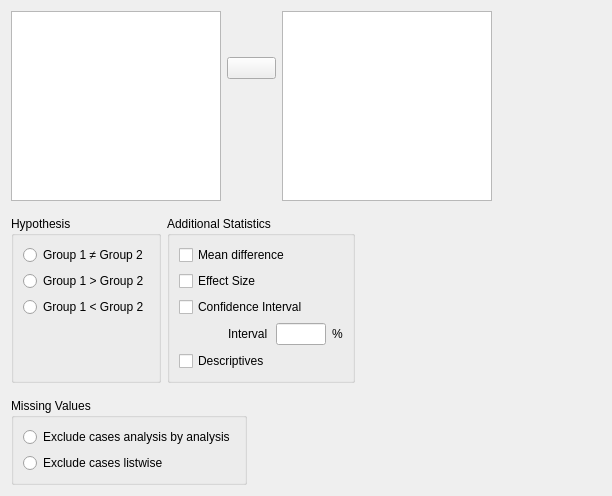
jasp-stats/jasp-desktop, file JASP-Desktop/analysisforms/ttestpairedsamplesform.ui: the form before one commit.
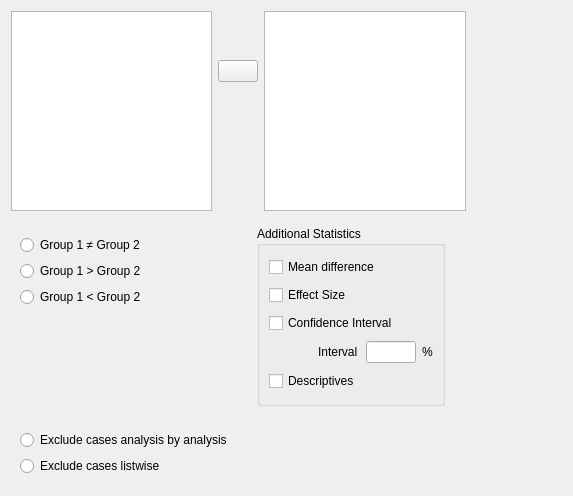
The form after the commit. Custom widgets are drawn as their Qt base class.

```diff
--- a/JASP-Desktop/analysisforms/ttestpairedsamplesform.ui
+++ b/JASP-Desktop/analysisforms/ttestpairedsamplesform.ui
@@ -6,7 +6,7 @@
    <rect>
     <x>0</x>
     <y>0</y>
-    <width>612</width>
+    <width>555</width>
     <height>496</height>
    </rect>
   </property>
@@ -15,12 +15,12 @@
   </property>
   <layout class="QGridLayout" name="gridLayout_7">
    <item row="4" column="0">
-    <widget class="BoundGroupBox" name="missingValues">
-     <property name="title">
+    <widget class="BoundGroupBox" name="missingValues" native="true">
+     <property name="title" stdset="0">
       <string>Missing Values</string>
      </property>
-     <property name="flat">
-      <bool>true</bool>
+     <property name="flat" stdset="0">
+      <bool>false</bool>
      </property>
      <layout class="QGridLayout" name="gridLayout_6">
       <item row="0" column="0">
@@ -185,12 +185,18 @@
        <number>0</number>
       </property>
       <item row="0" column="0" rowspan="2">
-       <widget class="BoundGroupBox" name="hypothesis">
-        <property name="title">
+       <widget class="BoundGroupBox" name="hypothesis" native="true">
+        <property name="minimumSize">
+         <size>
+          <width>240</width>
+          <height>0</height>
+         </size>
+        </property>
+        <property name="title" stdset="0">
          <string>Hypothesis</string>
         </property>
-        <property name="flat">
-         <bool>true</bool>
+        <property name="flat" stdset="0">
+         <bool>false</bool>
         </property>
         <layout class="QGridLayout" name="gridLayout_5">
          <item row="1" column="0">
@@ -235,9 +241,6 @@
         <property name="title">
          <string>Additional Statistics</string>
         </property>
-        <property name="flat">
-         <bool>true</bool>
-        </property>
         <layout class="QGridLayout" name="gridLayout_2">
          <item row="3" column="0">
           <widget class="QWidget" name="widget_4" native="true"/>
@@ -330,22 +333,28 @@
    <extends>QCheckBox</extends>
    <header>widgets/boundcheckbox.h</header>
   </customwidget>
+  <customwidget>
+   <class>GroupBox</class>
+   <extends>QGroupBox</extends>
+   <header>widgets/groupbox.h</header>
+   <container>1</container>
+  </customwidget>
   <customwidget>
    <class>BoundTextBox</class>
    <extends>QLineEdit</extends>
    <header>widgets/boundtextbox.h</header>
   </customwidget>
+  <customwidget>
+   <class>BoundGroupBox</class>
+   <extends>QWidget</extends>
+   <header>widgets/boundgroupbox.h</header>
+   <container>1</container>
+  </customwidget>
   <customwidget>
    <class>BoundPairsTable</class>
    <extends>QTableView</extends>
    <header>widgets/boundpairstable.h</header>
   </customwidget>
-  <customwidget>
-   <class>BoundGroupBox</class>
-   <extends>QGroupBox</extends>
-   <header>widgets/boundgroupbox.h</header>
-   <container>1</container>
-  </customwidget>
  </customwidgets>
  <resources/>
  <connections/>
```
Left out of the diff: 2 changed lines with no effect on the pictures.
